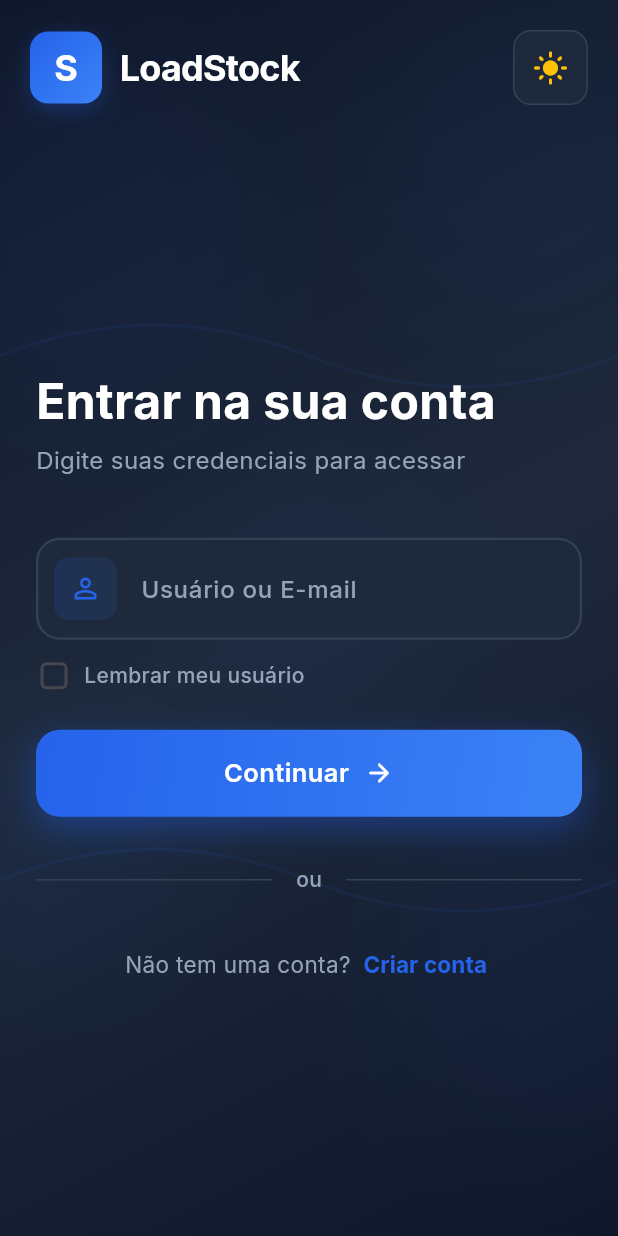
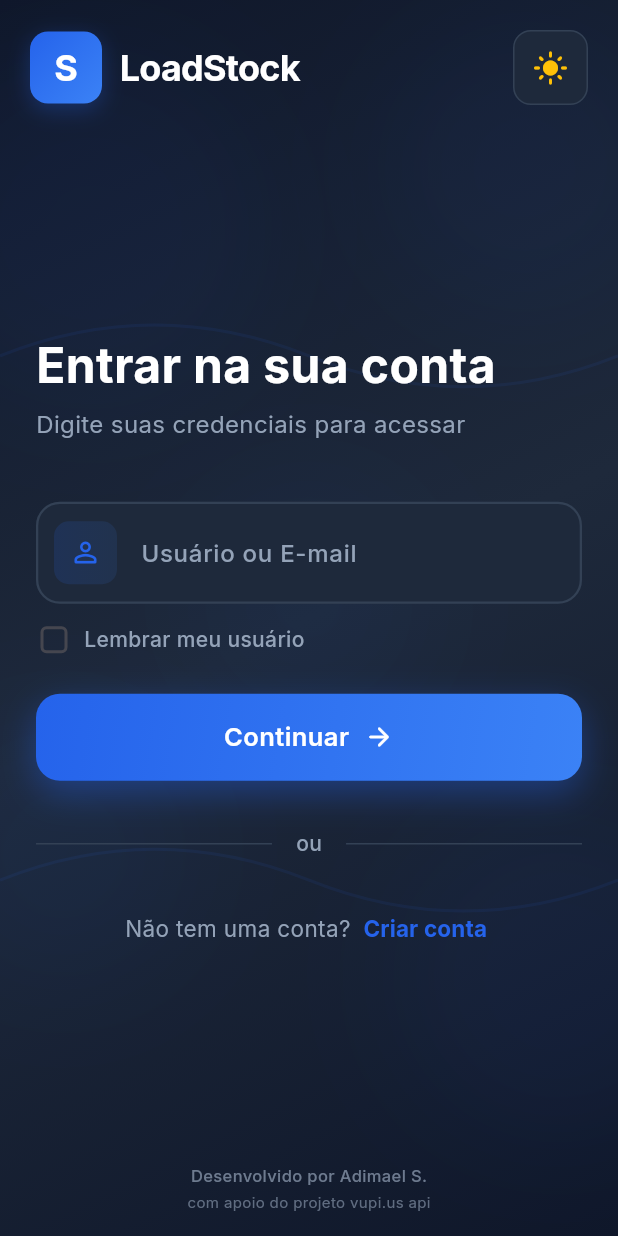
Before and after one commit to wegopay/loadstock-app, a Flutter app: the screen it shows after launch, after a tap on the "dark mode" icon, on a phone screen of 412 x 824 dp. Run offline on Flutter 3.47's test engine with Material 3 defaults, Android fonts, the phone set to English and light mode, and no system bars; our stand-ins replace flutter_dotenv, google_fonts, shared_preferences.

Commit message:
feat: Adicionar créditos no rodapé das telas
- Rodapé na splash screen com créditos
- Rodapé na tela de login com créditos
- Texto: 'Desenvolvido por Adimael S.'
- Subtexto: 'com apoio do projeto vupi.us api'
- Cores adaptadas aos temas (dark/light)
- Posicionamento fixo na parte inferior

```diff
--- a/lib/presentation/screens/login_screen.dart
+++ b/lib/presentation/screens/login_screen.dart
@@ -238,6 +238,32 @@ class _LoginScreenState extends State<LoginScreen>
                         ),
                       ),
                     ),
+                  ),
+                ),
+
+                // Rodapé com créditos
+                Padding(
+                  padding: const EdgeInsets.only(bottom: 16),
+                  child: Column(
+                    children: [
+                      Text(
+                        'Desenvolvido por Adimael S.',
+                        style: GoogleFonts.inter(
+                          fontSize: 11,
+                          color: _subtitleColor.withValues(alpha: 0.7),
+                          fontWeight: FontWeight.w500,
+                        ),
+                      ),
+                      const SizedBox(height: 2),
+                      Text(
+                        'com apoio do projeto vupi.us api',
+                        style: GoogleFonts.inter(
+                          fontSize: 10,
+                          color: _subtitleColor.withValues(alpha: 0.6),
+                          fontWeight: FontWeight.w400,
+                        ),
+                      ),
+                    ],
                   ),
                 ),
               ],
--- a/lib/presentation/screens/splash_screen.dart
+++ b/lib/presentation/screens/splash_screen.dart
@@ -90,6 +90,9 @@ class _SplashScreenState extends State<SplashScreen>
           ),
         ),
         child: SafeArea(
+          child: Column(
+            children: [
+              Expanded(
                 child: Center(
                   child: FadeTransition(
                     opacity: _fadeAnimation,
@@ -138,6 +141,34 @@ class _SplashScreenState extends State<SplashScreen>
                       ),
                     ),
                   ),
+                ),
+              ),
+              // Rodapé com créditos
+              Padding(
+                padding: const EdgeInsets.only(bottom: 24),
+                child: Column(
+                  children: [
+                    Text(
+                      'Desenvolvido por Adimael S.',
+                      style: GoogleFonts.inter(
+                        fontSize: 12,
+                        color: Colors.white.withValues(alpha: 0.7),
+                        fontWeight: FontWeight.w500,
+                      ),
+                    ),
+                    const SizedBox(height: 4),
+                    Text(
+                      'com apoio do projeto vupi.us api',
+                      style: GoogleFonts.inter(
+                        fontSize: 11,
+                        color: Colors.white.withValues(alpha: 0.6),
+                        fontWeight: FontWeight.w400,
+                      ),
+                    ),
+                  ],
+                ),
+              ),
+            ],
           ),
         ),
       ),
```
Lines whose indentation alone changed are shown as unchanged.
